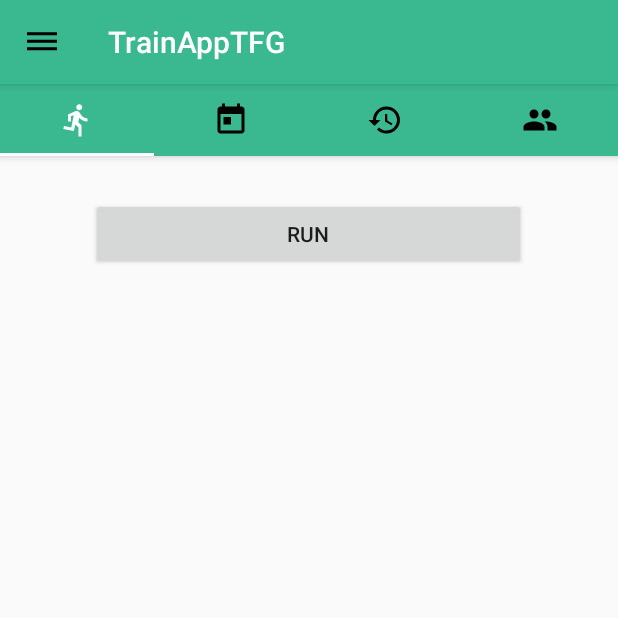
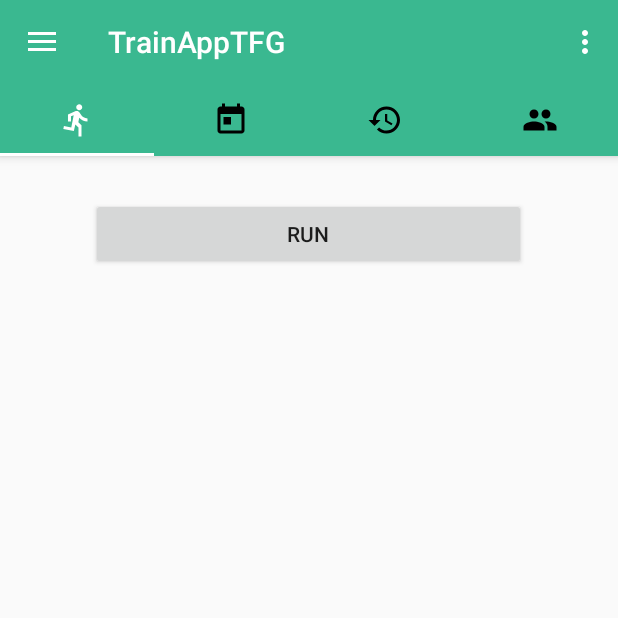
Before and after one commit to TfgReconocimientoPulseras/TrainAppTFG, an Android app: the screen it shows after launch (MainActivity), on a phone screen of 412 x 824 dp, the top half of it. Run offline under Robolectric (Android 15) with nearby library versions, the phone set to English and light mode, and no system bars; 1 statement that could not run was skipped.

Commit message:
-Añadido desplazamiento lateral del menú de opciones -Cambiado color barra notifiaciones

```diff
--- a/app/build.gradle
+++ b/app/build.gradle
@@ -24,8 +24,8 @@ dependencies {
     androidTestCompile('com.android.support.test.espresso:espresso-core:2.2.2', {
         exclude group: 'com.android.support', module: 'support-annotations'
     })
-    compile 'com.android.support:appcompat-v7:25.2.0'
-    compile 'com.android.support:design:25.2.0'
+    compile 'com.android.support:appcompat-v7:25.3.1'
+    compile 'com.android.support:design:25.3.1'
     compile 'com.android.support.constraint:constraint-layout:1.0.2'
     compile 'joinery:joinery-dataframe:1.8'
     compile 'com.android.support:support-v4:25.3.1'
--- a/app/src/main/java/com/example/ivana/trainapptfg/DataTAD.java
+++ b/app/src/main/java/com/example/ivana/trainapptfg/DataTAD.java
@@ -4,7 +4,6 @@ import android.support.annotation.NonNull;
 import android.text.TextUtils;
 
 import java.util.ArrayList;
-import java.util.Arrays;
 
 /**
  * Created by ivana on 21/03/2017.
--- a/app/src/main/java/com/example/ivana/trainapptfg/MainActivity.java
+++ b/app/src/main/java/com/example/ivana/trainapptfg/MainActivity.java
@@ -1,14 +1,20 @@
 package com.example.ivana.trainapptfg;
 
 import android.graphics.PorterDuff;
+import android.os.Bundle;
+import android.support.design.widget.NavigationView;
 import android.support.design.widget.TabLayout;
 import android.support.v4.app.Fragment;
 import android.support.v4.app.FragmentManager;
 import android.support.v4.app.FragmentPagerAdapter;
+import android.support.v4.view.GravityCompat;
 import android.support.v4.view.ViewPager;
+import android.support.v4.widget.DrawerLayout;
+import android.support.v7.app.ActionBarDrawerToggle;
 import android.support.v7.app.AppCompatActivity;
-import android.os.Bundle;
 import android.support.v7.widget.Toolbar;
+import android.view.Menu;
+import android.view.MenuItem;
 
 import com.example.ivana.trainapptfg.fragments.FourFragment;
 import com.example.ivana.trainapptfg.fragments.ReconocerActividadFragment;
@@ -18,7 +24,8 @@ import com.example.ivana.trainapptfg.fragments.TwoFragment;
 import java.util.ArrayList;
 import java.util.List;
 
-public class MainActivity extends AppCompatActivity {
+
+public class MainActivity extends AppCompatActivity implements NavigationView.OnNavigationItemSelectedListener {
     private TabLayout tabLayout;
     private ViewPager viewPager;
 
@@ -34,16 +41,8 @@ public class MainActivity extends AppCompatActivity {
     protected void onCreate(Bundle savedInstanceState) {
         super.onCreate(savedInstanceState);
         setContentView(R.layout.activity_main);
-
-
-        getSupportActionBar().setDisplayHomeAsUpEnabled(true);
-        getSupportActionBar().setHomeButtonEnabled(true);
-        getSupportActionBar().setHomeAsUpIndicator(R.drawable.ic_dehaze_black_24dp);
-        //getSupportActionBar().setHomeAsUpIndicator(R.drawable.ic_list);
-
-
-
-
+        Toolbar toolbar = (Toolbar) findViewById(R.id.toolbar);
+        setSupportActionBar(toolbar);
 
 
         viewPager = (ViewPager) findViewById(R.id.viewpager);
@@ -71,8 +70,83 @@ public class MainActivity extends AppCompatActivity {
 
             }
         });
+
+        /*
+        FloatingActionButton fab = (FloatingActionButton) findViewById(R.id.fab);
+        fab.setOnClickListener(new View.OnClickListener() {
+            @Override
+            public void onClick(View view) {
+                Snackbar.make(view, "Replace with your own action", Snackbar.LENGTH_LONG)
+                        .setAction("Action", null).show();
+            }
+        });*/
+
+        DrawerLayout drawer = (DrawerLayout) findViewById(R.id.drawer_layout);
+        ActionBarDrawerToggle toggle = new ActionBarDrawerToggle(
+                this, drawer, toolbar, R.string.navigation_drawer_open, R.string.navigation_drawer_close);
+        drawer.setDrawerListener(toggle);
+        toggle.syncState();
+
+        NavigationView navigationView = (NavigationView) findViewById(R.id.nav_view);
+        navigationView.setNavigationItemSelectedListener(this);
     }
 
+    @Override
+    public void onBackPressed() {
+        DrawerLayout drawer = (DrawerLayout) findViewById(R.id.drawer_layout);
+        if (drawer.isDrawerOpen(GravityCompat.START)) {
+            drawer.closeDrawer(GravityCompat.START);
+        } else {
+            super.onBackPressed();
+        }
+    }
+
+    @Override
+    public boolean onCreateOptionsMenu(Menu menu) {
+        // Inflate the menu; this adds items to the action bar if it is present.
+        getMenuInflater().inflate(R.menu.main, menu);
+        return true;
+    }
+
+    @Override
+    public boolean onOptionsItemSelected(MenuItem item) {
+        // Handle action bar item clicks here. The action bar will
+        // automatically handle clicks on the Home/Up button, so long
+        // as you specify a parent activity in AndroidManifest.xml.
+        int id = item.getItemId();
+
+        //noinspection SimplifiableIfStatement
+        if (id == R.id.action_settings) {
+            return true;
+        }
+
+        return super.onOptionsItemSelected(item);
+    }
+
+    @SuppressWarnings("StatementWithEmptyBody")
+    @Override
+    public boolean onNavigationItemSelected(MenuItem item) {
+        // Handle navigation view item clicks here.
+        int id = item.getItemId();
+
+        if (id == R.id.nav_camera) {
+            // Handle the camera action
+        } else if (id == R.id.nav_gallery) {
+
+        } else if (id == R.id.nav_slideshow) {
+
+        } else if (id == R.id.nav_manage) {
+
+        } else if (id == R.id.nav_share) {
+
+        } else if (id == R.id.nav_send) {
+
+        }
+
+        DrawerLayout drawer = (DrawerLayout) findViewById(R.id.drawer_layout);
+        drawer.closeDrawer(GravityCompat.START);
+        return true;
+    }
     private void initViewPager(ViewPager viewPager) {
         ViewPagerAdapter adapter = new ViewPagerAdapter(getSupportFragmentManager());
         adapter.addFragment(new ReconocerActividadFragment(), "ACTIVIDADES");
@@ -121,5 +195,26 @@ public class MainActivity extends AppCompatActivity {
             return null;
         }
     }
+    /*
+
+
+    @Override
+    protected void onCreate(Bundle savedInstanceState) {
+        super.onCreate(savedInstanceState);
+        setContentView(R.layout.activity_main);
+
+
+        getSupportActionBar().setDisplayHomeAsUpEnabled(true);
+        getSupportActionBar().setHomeButtonEnabled(true);
+        getSupportActionBar().setHomeAsUpIndicator(R.drawable.ic_dehaze_black_24dp);
+        //getSupportActionBar().setHomeAsUpIndicator(R.drawable.ic_list);
+
+
+
+    }
+
+
+*/
+
 
 }
--- a/app/src/main/res/drawable/side_nav_bar.xml
+++ b/app/src/main/res/drawable/side_nav_bar.xml
@@ -2,8 +2,8 @@
     android:shape="rectangle">
     <gradient
         android:angle="135"
-        android:centerColor="#4CAF50"
-        android:endColor="#2E7D32"
-        android:startColor="#81C784"
+        android:centerColor="@color/colorPrimary"
+        android:endColor="@color/colorPrimary"
+        android:startColor="@color/colorPrimary"
         android:type="linear" />
 </shape>
--- a/app/src/main/res/layout/activity_main.xml
+++ b/app/src/main/res/layout/activity_main.xml
@@ -1,4 +1,13 @@
 <?xml version="1.0" encoding="utf-8"?>
+<android.support.v4.widget.DrawerLayout xmlns:android="http://schemas.android.com/apk/res/android"
+    xmlns:app="http://schemas.android.com/apk/res-auto"
+    xmlns:tools="http://schemas.android.com/tools"
+    android:id="@+id/drawer_layout"
+    android:layout_width="match_parent"
+    android:layout_height="match_parent"
+    android:fitsSystemWindows="true"
+    tools:openDrawer="start">
+
     <android.support.design.widget.CoordinatorLayout xmlns:android="http://schemas.android.com/apk/res/android"
         xmlns:app="http://schemas.android.com/apk/res-auto"
         android:layout_width="match_parent"
@@ -9,6 +18,14 @@
             android:layout_height="wrap_content"
             android:theme="@style/ThemeOverlay.AppCompat.Dark.ActionBar">
 
+
+            <android.support.v7.widget.Toolbar
+                android:id="@+id/toolbar"
+                android:layout_width="match_parent"
+                android:layout_height="?attr/actionBarSize"
+                android:layout_weight="1"
+                android:background="?attr/colorPrimary"
+                app:popupTheme="@style/AppTheme.PopupOverlay" />
 
             <android.support.design.widget.TabLayout
                 android:id="@+id/tabs"
@@ -22,5 +39,17 @@
             android:id="@+id/viewpager"
             android:layout_width="match_parent"
             android:layout_height="match_parent"
-        app:layout_behavior="@string/appbar_scrolling_view_behavior"  />
+            app:layout_behavior="@string/appbar_scrolling_view_behavior" />
     </android.support.design.widget.CoordinatorLayout>
+
+    <android.support.design.widget.NavigationView
+        android:id="@+id/nav_view"
+        android:layout_width="wrap_content"
+        android:layout_height="match_parent"
+        android:layout_gravity="start"
+        android:fitsSystemWindows="true"
+        app:headerLayout="@layout/nav_header_main"
+        app:itemIconTint="@color/colorPrimary"
+        app:menu="@menu/activity_main_drawer" />
+
+</android.support.v4.widget.DrawerLayout>
--- a/app/src/main/res/layout/activity_recoger_datos.xml
+++ b/app/src/main/res/layout/activity_recoger_datos.xml
@@ -1,6 +1,5 @@
 <?xml version="1.0" encoding="utf-8"?>
 <LinearLayout xmlns:android="http://schemas.android.com/apk/res/android"
-    xmlns:app="http://schemas.android.com/apk/res-auto"
     xmlns:tools="http://schemas.android.com/tools"
     android:id="@+id/container"
     android:layout_width="match_parent"
--- a/app/src/main/res/layout/fragment_four.xml
+++ b/app/src/main/res/layout/fragment_four.xml
@@ -1,5 +1,4 @@
 <FrameLayout xmlns:android="http://schemas.android.com/apk/res/android"
-    xmlns:app="http://schemas.android.com/apk/res-auto"
     xmlns:tools="http://schemas.android.com/tools"
     android:layout_width="match_parent"
     android:layout_height="match_parent"
--- /dev/null
+++ b/app/src/main/res/menu/activity_main_drawer.xml
@@ -0,0 +1,36 @@
+<?xml version="1.0" encoding="utf-8"?>
+<menu xmlns:android="http://schemas.android.com/apk/res/android">
+
+    <group android:checkableBehavior="single">
+        <item
+            android:id="@+id/nav_camera"
+            android:icon="@drawable/ic_menu_camera"
+            android:title="Import" />
+        <item
+            android:id="@+id/nav_gallery"
+            android:icon="@drawable/ic_menu_gallery"
+            android:title="Gallery" />
+        <item
+            android:id="@+id/nav_slideshow"
+            android:icon="@drawable/ic_menu_slideshow"
+            android:title="Slideshow" />
+        <item
+            android:id="@+id/nav_manage"
+            android:icon="@drawable/ic_menu_manage"
+            android:title="Tools" />
+    </group>
+
+    <item android:title="Communicate">
+        <menu>
+            <item
+                android:id="@+id/nav_share"
+                android:icon="@drawable/ic_menu_share"
+                android:title="Share" />
+            <item
+                android:id="@+id/nav_send"
+                android:icon="@drawable/ic_menu_send"
+                android:title="Send" />
+        </menu>
+    </item>
+
+</menu>
--- /dev/null
+++ b/app/src/main/res/menu/main.xml
@@ -0,0 +1,9 @@
+<?xml version="1.0" encoding="utf-8"?>
+<menu xmlns:android="http://schemas.android.com/apk/res/android"
+    xmlns:app="http://schemas.android.com/apk/res-auto">
+    <item
+        android:id="@+id/action_settings"
+        android:orderInCategory="100"
+        android:title="@string/action_settings"
+        app:showAsAction="never" />
+</menu>
--- a/app/src/main/res/values/colors.xml
+++ b/app/src/main/res/values/colors.xml
@@ -1,7 +1,7 @@
 <?xml version="1.0" encoding="utf-8"?>
 <resources>
     <color name="colorPrimary">#3ab890</color>
-    <color name="colorPrimaryDark">#303f9f</color>
+    <color name="colorPrimaryDark">#309f92</color>
     <color name="colorAccent">#ff4081</color>
     <color name="colorWhite">#ffffff</color>
     <color name="colorBlack">#000000</color>
--- a/app/src/main/res/values/styles.xml
+++ b/app/src/main/res/values/styles.xml
@@ -6,6 +6,8 @@
         <item name="colorPrimary">@color/colorPrimary</item>
         <item name="colorPrimaryDark">@color/colorPrimaryDark</item>
         <item name="colorAccent">@color/colorAccent</item>
+        <item name="windowActionBar">false</item>
+        <item name="windowNoTitle">true</item>
     </style>
 
     <style name="AppTheme.NoActionBar">
```
Also changed, not shown: app/src/main/res/layout/app_bar_main.xml (added, +33 -0 lines), app/src/main/res/layout/content_main.xml (added, +20 -0 lines), app/src/main/res/layout/nav_header_main.xml (added, +36 -0 lines), app/src/main/res/menu/navigation.xml (deleted, +0 -15 lines), 2 other files. Lines whose indentation alone changed are shown as unchanged.
